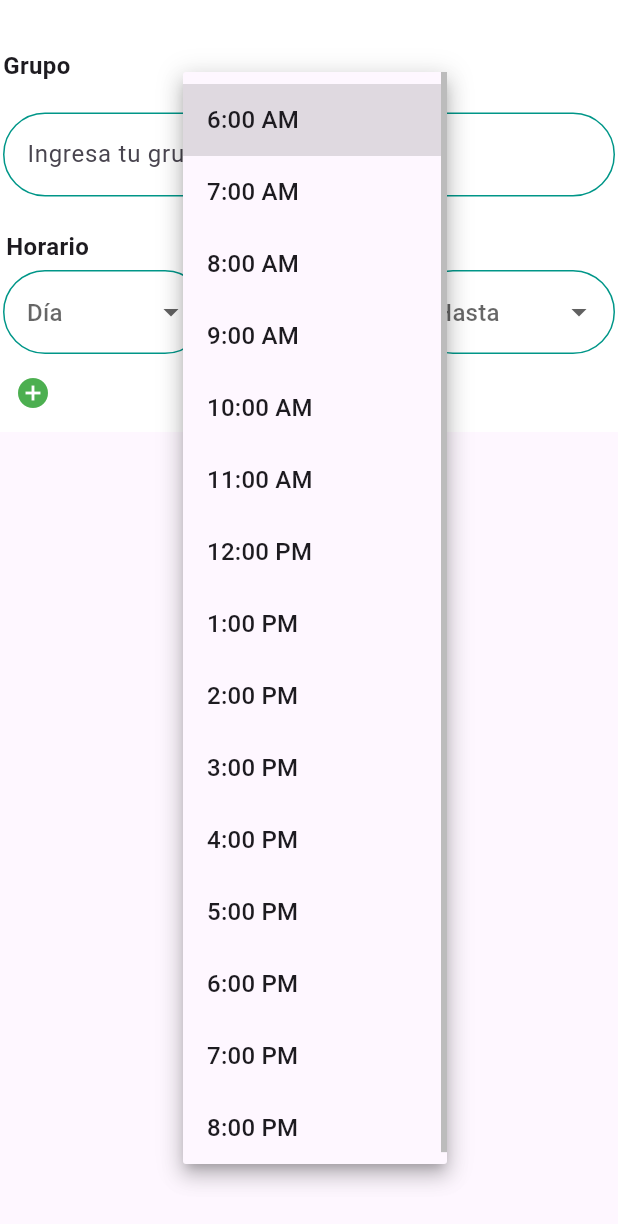
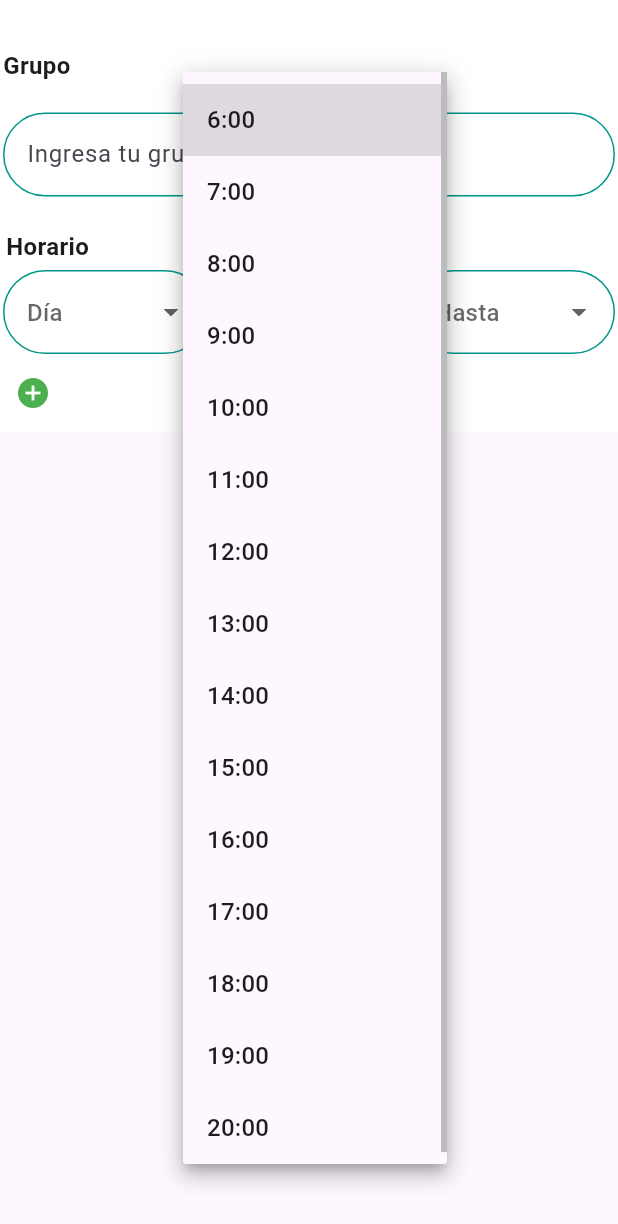
Before and after one commit to oramirse/SwApp, a Flutter app: the GroupScheduleForm widget shown alone on an empty page, opened directly with empty values, after a tap on "Desde", on a phone screen of 412 x 824 dp. Shown: the top 1224 px of the screen. Run offline on Flutter 3.47's test engine with Material 3 defaults, Android fonts, the light colour scheme and no system bars; our stand-ins replace cloud_firestore, dropdown_button2, firebase_auth, firebase_core, firebase_messaging, firebase_storage and 2 more; missing offline and left inert: mailer; accounts and stored records are empty; network calls fail; Roboto replaces fonts that are missing (SF UI Text).

Commit message:
Proyecto finalizado

```diff
--- a/SwApp/lib/pages/buscar_publicaciones.dart
+++ b/SwApp/lib/pages/buscar_publicaciones.dart
@@ -126,7 +126,7 @@ class _SearchPostsPageState extends State<SearchPostsPage> {
                   itemCount: filteredPosts.length,
                   itemBuilder: (BuildContext context, int index) {
                     var postData = filteredPosts[index].data() as Map<String, dynamic>;
-                    var daysOrder = ['lunes', 'martes', 'miércoles', 'jueves', 'viernes', 'sábado'];
+                    var daysOrder = ['Lunes', 'Martes', 'Miércoles', 'Jueves', 'Viernes', 'Sábado'];
                     String formattedSchedule = '';
 
                     int i = 0;
@@ -186,7 +186,7 @@ class _SearchPostsPageState extends State<SearchPostsPage> {
                                 onPressed: () {
                                   Navigator.push(
                                     context,
-                                    MaterialPageRoute(builder: (context) => MakeOffer(userEmail: widget.userEmail)),
+                                    MaterialPageRoute(builder: (context) => MakeOffer(userEmail: widget.userEmail, postID: snapshot.data!.docs[index].id,)),
                                   );
                                 },
                                 child: Text(
--- a/SwApp/lib/pages/crear_publicaciones.dart
+++ b/SwApp/lib/pages/crear_publicaciones.dart
@@ -1,9 +1,6 @@
-import 'dart:typed_data';
 import 'package:flutter/material.dart';
-import 'dart:io';
 import 'package:cloud_firestore/cloud_firestore.dart';
 import 'package:firebase_auth/firebase_auth.dart';
-import 'package:firebase_storage/firebase_storage.dart' as firebase_storage;
 import 'package:flutter/services.dart';
 import 'package:swapp/widgets/group_schedule_form.dart';
 import 'package:swapp/classes/group_schedule.dart';
@@ -52,7 +49,6 @@ class MakePostsPageState extends State<MakePostsPage> {
         String userID = user.uid;
         String? userEmail = user.email;
 
-        // Construir un mapa con la información de la publicación
         Map<String, dynamic> publicacionData = {
           'asignatura': subjectName,
           'email_usuario': userEmail,
@@ -62,7 +58,6 @@ class MakePostsPageState extends State<MakePostsPage> {
           'id_usuario': userID,
         };
 
-        // Agregar la publicación a Firestore
         await FirebaseFirestore.instance
             .collection('publicaciones')
             .add(publicacionData);
@@ -176,6 +171,7 @@ class MakePostsPageState extends State<MakePostsPage> {
                   ),
                   const SizedBox(height: 8.0),
                   DropdownButtonFormField2<String>(
+                    isExpanded: true,
                     isDense: true,
                     dropdownStyleData: DropdownStyleData(
                       maxHeight: 400,
--- a/SwApp/lib/pages/login.dart
+++ b/SwApp/lib/pages/login.dart
@@ -125,7 +125,7 @@ class _LoginPageState extends State<LoginPage> {
               height: h * 0.35,
               decoration: BoxDecoration(
                 image: DecorationImage(
-                  image: AssetImage('assets/login.png'),
+                  image: AssetImage('assets/login.jpg'),
                   fit: BoxFit.cover,
                 ),
               ),
--- a/SwApp/lib/widgets/group_schedule_form.dart
+++ b/SwApp/lib/widgets/group_schedule_form.dart
@@ -178,21 +178,21 @@ class GroupScheduleFormState extends State<GroupScheduleForm> {
                   });
                 },
                 items: [
-                  '6:00 AM',
-                  '7:00 AM',
-                  '8:00 AM',
-                  '9:00 AM',
-                  '10:00 AM',
-                  '11:00 AM',
-                  '12:00 PM',
-                  '1:00 PM',
-                  '2:00 PM',
-                  '3:00 PM',
-                  '4:00 PM',
-                  '5:00 PM',
-                  '6:00 PM',
-                  '7:00 PM',
-                  '8:00 PM'
+                  '6:00',
+                  '7:00',
+                  '8:00',
+                  '9:00',
+                  '10:00',
+                  '11:00',
+                  '12:00',
+                  '13:00',
+                  '14:00',
+                  '15:00',
+                  '16:00',
+                  '17:00',
+                  '18:00',
+                  '19:00',
+                  '20:00'
                 ].map<DropdownMenuItem<String>>((String value) {
                   return DropdownMenuItem<String>(
                     value: value,
@@ -223,21 +223,21 @@ class GroupScheduleFormState extends State<GroupScheduleForm> {
                   });
                 },
                 items: [
-                  '6:00 AM',
-                  '7:00 AM',
-                  '8:00 AM',
-                  '9:00 AM',
-                  '10:00 AM',
-                  '11:00 AM',
-                  '12:00 PM',
-                  '1:00 PM',
-                  '2:00 PM',
-                  '3:00 PM',
-                  '4:00 PM',
-                  '5:00 PM',
-                  '6:00 PM',
-                  '7:00 PM',
-                  '8:00 PM'
+                  '6:00',
+                  '7:00',
+                  '8:00',
+                  '9:00',
+                  '10:00',
+                  '11:00',
+                  '12:00',
+                  '13:00',
+                  '14:00',
+                  '15:00',
+                  '16:00',
+                  '17:00',
+                  '18:00',
+                  '19:00',
+                  '20:00'
                 ].map<DropdownMenuItem<String>>((String value) {
                   return DropdownMenuItem<String>(
                     value: value,
--- a/SwApp/lib/widgets/make_offer.dart
+++ b/SwApp/lib/widgets/make_offer.dart
@@ -32,7 +32,6 @@ class MakeOfferState extends State<MakeOffer> {
         String userID = user.uid;
         String? userEmail = user.email;
 
-        // Construir un mapa con la información de la oferta
         Map<String, dynamic> ofertaData = {
           'email_usuario': userEmail,
           'franja_horaria': groupSchedule.convertirHorariosAMapa(),
@@ -41,7 +40,6 @@ class MakeOfferState extends State<MakeOffer> {
           'id_publicacion': postID,
         };
 
-        // Agregar la publicación a Firestore
         await FirebaseFirestore.instance.collection('oferta').add(ofertaData);
 
         _showMessageDialog('Oferta realizada con exito', pop: true);
--- a/SwApp/pubspec.yaml
+++ b/SwApp/pubspec.yaml
@@ -36,8 +36,6 @@ dependencies:
   cloud_firestore: ^4.8.2
   image_picker: ^1.0.0
   mailer: ^6.0.1
-  # The following adds the Cupertino Icons font to your application.
-  # Use with the CupertinoIcons class for iOS style icons.
   cupertino_icons: ^1.0.2
   firebase_auth: ^4.6.3
   hexcolor: ^3.0.1
```
Also changed, not shown: SwApp/lib/main.dart (+7 -13 lines), SwApp/lib/pages/home.dart (+65 -32 lines), SwApp/lib/pages/realizar_oferta.dart (added, +22 -0 lines), SwApp/lib/pages/registro.dart (+4 -9 lines), SwApp/lib/pages/ver_ofertas.dart (+6 -6 lines), SwApp/lib/pages/ver_publicaciones.dart (+6 -6 lines), SwApp/lib/classes/group_schedule.dart (line endings or trailing spaces). Lines whose indentation alone changed are shown as unchanged.
